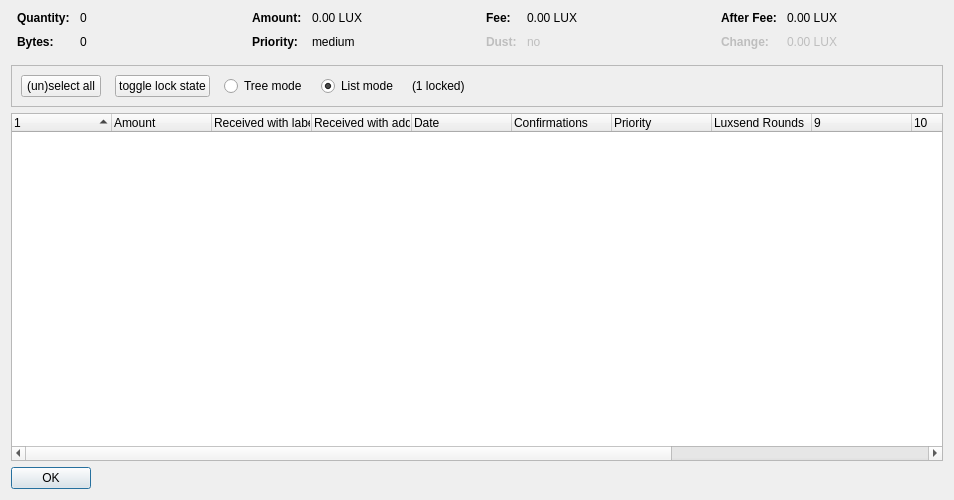
Qt form src/qt/forms/coincontroldialog.ui (LUX-Core/lux) before a commit.
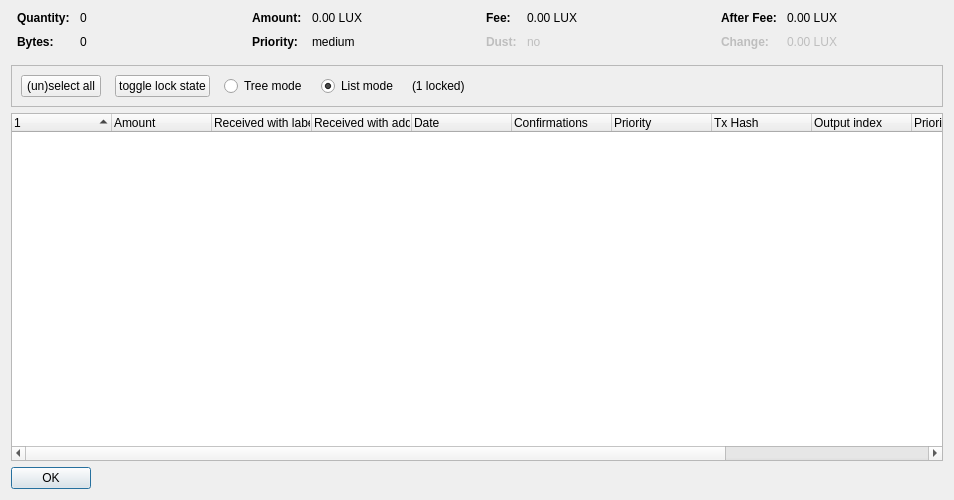
The same form after that commit. Custom widgets are drawn as their Qt base class.

Commit message:
QT: coins control toggle lock and columns
- fix toggle lock action which was ignoring selection
- hide the int priority column used to sort
- remove amount int64 unused column
- fix column label of luxsend rounds

Diff of the .ui file:
```diff
--- a/src/qt/forms/coincontroldialog.ui
+++ b/src/qt/forms/coincontroldialog.ui
@@ -447,7 +447,7 @@
       <bool>false</bool>
      </property>
      <property name="columnCount">
-      <number>13</number>
+      <number>12</number>
      </property>
      <attribute name="headerShowSortIndicator" stdset="0">
       <bool>true</bool>
@@ -493,6 +493,21 @@
        <string>Priority</string>
       </property>
      </column>
+     <column>
+      <property name="text">
+       <string>Tx Hash</string>
+      </property>
+     </column>
+     <column>
+      <property name="text">
+       <string>Output index</string>
+      </property>
+     </column>
+     <column>
+      <property name="text">
+       <string>Priority</string>
+      </property>
+     </column>
      <column>
       <property name="text">
        <string>Luxsend Rounds</string>
@@ -500,27 +515,7 @@
      </column>
      <column>
       <property name="text">
-       <string/>
-      </property>
-     </column>
-     <column>
-      <property name="text">
-       <string/>
-      </property>
-     </column>
-     <column>
-      <property name="text">
-       <string/>
-      </property>
-     </column>
-     <column>
-      <property name="text">
-       <string/>
-      </property>
-     </column>
-     <column>
-      <property name="text">
-       <string/>
+       <string>Date</string>
       </property>
      </column>
     </widget>
```
The commit also changes 2 other files.
